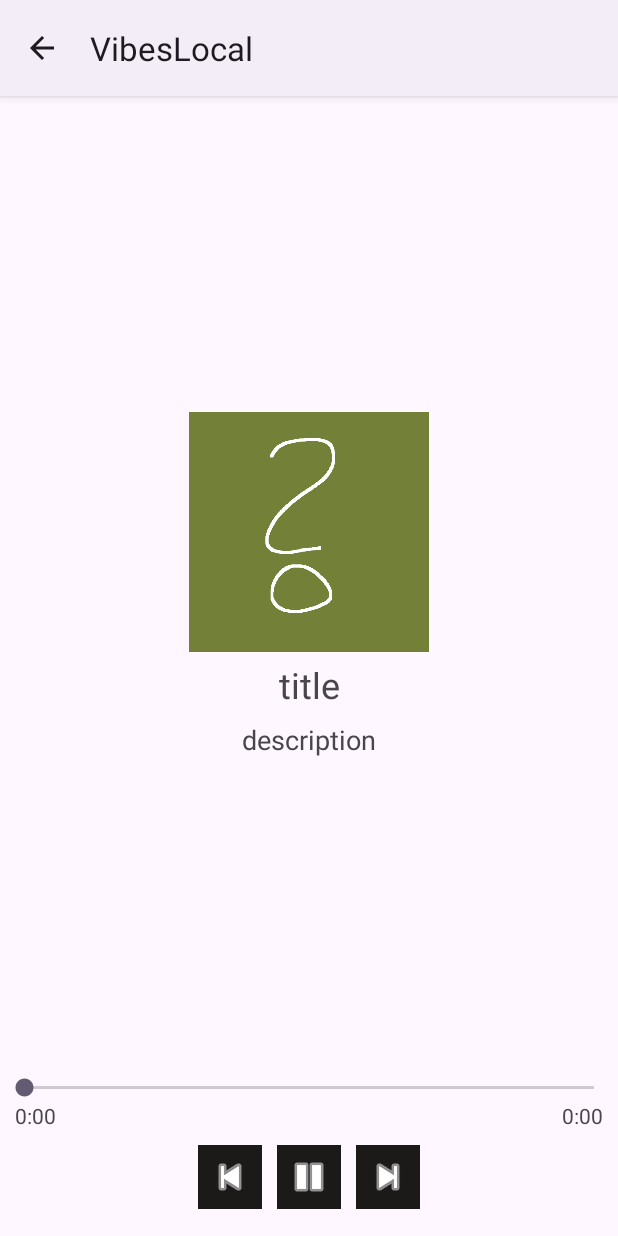
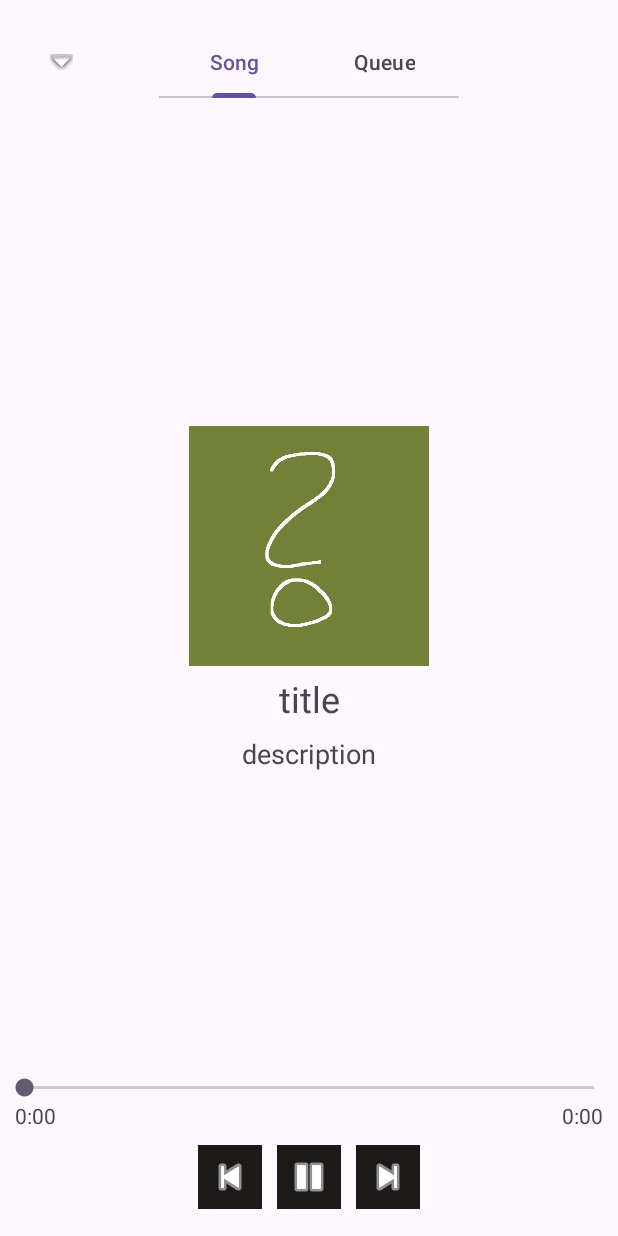
Before and after one commit to ksawio97/VibesLocal, an Android app: the PlaybackDetailsActivity screen opened directly, with no data from a screen before it, on a phone screen of 412 x 824 dp. Run offline under Robolectric (Android 15) with nearby library versions, the phone set to English and light mode, and no system bars; 13 statements that could not run were skipped.

Commit message:
Added toolbar into PlaybackDetailsActivity and ViewPager with CurrentSongActionsFragment and QueueInfoFragment

```diff
--- a/app/src/main/AndroidManifest.xml
+++ b/app/src/main/AndroidManifest.xml
@@ -1,6 +1,5 @@
 <?xml version="1.0" encoding="utf-8"?>
-<manifest xmlns:android="http://schemas.android.com/apk/res/android"
-    xmlns:tools="http://schemas.android.com/tools">
+<manifest xmlns:android="http://schemas.android.com/apk/res/android">
     <!-- Required only if your app needs to access audio files that other apps created. -->
     <uses-permission android:name="android.permission.READ_MEDIA_AUDIO" />
 
@@ -13,8 +12,7 @@
         android:label="@string/app_name"
         android:screenOrientation="portrait"
         android:supportsRtl="true"
-        android:theme="@style/Theme.App.Starting"
-        tools:targetApi="31">
+        android:theme="@style/Theme.App.Starting">
         <activity
             android:name=".activities.GroupedSongsActivity"
             android:parentActivityName=".activities.MainActivity"
--- a/app/src/main/java/com/example/vibeslocal/MainApplication.kt
+++ b/app/src/main/java/com/example/vibeslocal/MainApplication.kt
@@ -1,7 +1,6 @@
 package com.example.vibeslocal
 
 import android.app.Application
-import androidx.core.splashscreen.SplashScreen.Companion.installSplashScreen
 import com.example.vibeslocal.di.appModule
 import org.koin.android.ext.koin.androidContext
 import org.koin.android.ext.koin.androidLogger
--- a/app/src/main/java/com/example/vibeslocal/activities/MainActivity.kt
+++ b/app/src/main/java/com/example/vibeslocal/activities/MainActivity.kt
@@ -52,7 +52,7 @@ class MainActivity : AppCompatActivity() {
 
     override fun onDestroy() {
         super.onDestroy()
-
+        //clearing subscription
         currentPageViewModel.unsubscribe(currentPageChanges)
     }
 
--- a/app/src/main/java/com/example/vibeslocal/activities/PlaybackDetailsActivity.kt
+++ b/app/src/main/java/com/example/vibeslocal/activities/PlaybackDetailsActivity.kt
@@ -2,13 +2,63 @@ package com.example.vibeslocal.activities
 
 import android.os.Bundle
 import androidx.appcompat.app.AppCompatActivity
-import com.example.vibeslocal.R
+import androidx.fragment.app.Fragment
+import androidx.viewpager2.adapter.FragmentStateAdapter
+import com.example.vibeslocal.databinding.ActivityPlaybackDetailsBinding
+import com.example.vibeslocal.fragments.CurrentSongActionsFragment
+import com.example.vibeslocal.fragments.QueueInfoFragment
+import com.example.vibeslocal.viewmodels.CurrentPageViewModel
+import org.koin.androidx.viewmodel.ext.android.viewModel
 
-class PlaybackDetailsActivity : AppCompatActivity(R.layout.activity_playback_details) {
+class PlaybackDetailsActivity : AppCompatActivity() {
+    private val currentPageViewModel : CurrentPageViewModel by viewModel()
+    private lateinit var binding : ActivityPlaybackDetailsBinding
 
+    private lateinit var currentPageChanges: (Int) -> Unit
     override fun onCreate(savedInstanceState: Bundle?) {
         super.onCreate(savedInstanceState)
 
-        supportActionBar?.setDisplayHomeAsUpEnabled(true)
+        supportActionBar?.hide()
+        binding = ActivityPlaybackDetailsBinding.inflate(layoutInflater)
+        setContentView(binding.root)
+
+        settingUpCurrentPageFragmentsConnection()
+    }
+
+    override fun onDestroy() {
+        super.onDestroy()
+        //clearing subscription
+        currentPageViewModel.unsubscribe(currentPageChanges)
+    }
+
+    private fun settingUpCurrentPageFragmentsConnection() {
+        binding.optionsPager.adapter =
+            object : FragmentStateAdapter(supportFragmentManager, lifecycle) {
+                override fun getItemCount(): Int {
+                    return 2
+                }
+
+                override fun createFragment(position: Int): Fragment {
+                    return when (position) {
+                        0 -> CurrentSongActionsFragment()
+                        1 -> QueueInfoFragment()
+                        else -> {
+                            throw StackOverflowError("There shouldn't be more than 2 options!")
+                        }
+                    }
+                }
+            }
+
+        //#region setting up changing currentItem in optionsPager based on tab
+        binding.optionsPager.currentItem = currentPageViewModel.getCurrentItem()
+        currentPageChanges = {
+            if (binding.optionsPager.currentItem != it)
+                binding.optionsPager.currentItem = it
+        }
+        currentPageViewModel.subscribe(currentPageChanges)
+        //#endregion
+
+        //adding action to inform changing page in optionsPager
+        binding.optionsPager.registerOnPageChangeCallback(currentPageViewModel.onPageChangeCallback)
     }
 }
--- a/app/src/main/java/com/example/vibeslocal/di/appModule.kt
+++ b/app/src/main/java/com/example/vibeslocal/di/appModule.kt
@@ -5,6 +5,7 @@ import com.example.vibeslocal.managers.SongsQueueManager
 import com.example.vibeslocal.repositories.SongsRepository
 import com.example.vibeslocal.sources.SongsSource
 import com.example.vibeslocal.viewmodels.CurrentPageViewModel
+import com.example.vibeslocal.viewmodels.CurrentSongInfoViewModel
 import com.example.vibeslocal.viewmodels.CurrentSongItemViewModel
 import com.example.vibeslocal.viewmodels.GroupedSongsInfoViewModel
 import com.example.vibeslocal.viewmodels.MainViewModel
@@ -13,7 +14,6 @@ import com.example.vibeslocal.viewmodels.OptionsViewModel
 import com.example.vibeslocal.viewmodels.PlaybackControl2ViewModel
 import com.example.vibeslocal.viewmodels.PlaybackControlViewModel
 import com.example.vibeslocal.viewmodels.SongDurationSeekBarViewModel
-import com.example.vibeslocal.viewmodels.CurrentSongInfoViewModel
 import org.koin.androidx.viewmodel.dsl.viewModelOf
 import org.koin.core.module.dsl.singleOf
 import org.koin.dsl.module
--- /dev/null
+++ b/app/src/main/java/com/example/vibeslocal/fragments/CurrentSongActionsFragment.kt
@@ -0,0 +1,7 @@
+package com.example.vibeslocal.fragments
+
+import androidx.fragment.app.Fragment
+import com.example.vibeslocal.R
+
+class CurrentSongActionsFragment: Fragment(R.layout.fragment_current_song_actions) {
+}
--- a/app/src/main/java/com/example/vibeslocal/fragments/NavigationTabFragment.kt
+++ b/app/src/main/java/com/example/vibeslocal/fragments/NavigationTabFragment.kt
@@ -27,7 +27,7 @@ class NavigationTabFragment : Fragment(R.layout.fragment_navigation_tab) {
 
     override fun onDestroyView() {
         super.onDestroyView()
-
+        //clearing subscription
         currentPageViewModel.unsubscribe(currentPageChanges)
     }
 }
--- /dev/null
+++ b/app/src/main/java/com/example/vibeslocal/fragments/PlaybackDetailsToolbarFragment.kt
@@ -0,0 +1,49 @@
+package com.example.vibeslocal.fragments
+import android.os.Bundle
+import android.util.Log
+import android.view.View
+import androidx.fragment.app.Fragment
+import com.example.vibeslocal.R
+import com.example.vibeslocal.databinding.FragmentToolbarPlaybackDetailsBinding
+import com.example.vibeslocal.viewmodels.CurrentPageViewModel
+import org.koin.androidx.viewmodel.ext.android.activityViewModel
+
+class PlaybackDetailsToolbarFragment: Fragment(R.layout.fragment_toolbar_playback_details) {
+    private val currentPageViewModel: CurrentPageViewModel by activityViewModel()
+    private lateinit var binding: FragmentToolbarPlaybackDetailsBinding
+
+    private lateinit var currentPageChanges: (Int) -> Unit
+    override fun onViewCreated(view: View, savedInstanceState: Bundle?) {
+        super.onViewCreated(view, savedInstanceState)
+        binding = FragmentToolbarPlaybackDetailsBinding.bind(view)
+
+        binding.goBackButton.setOnClickListener {
+            Log.i(TAG, "goBackButton clicked")
+            activity?.finish()
+        }
+
+        settingUpTabLayout()
+    }
+
+    override fun onDestroyView() {
+        super.onDestroyView()
+        //clearing subscription
+        currentPageViewModel.unsubscribe(currentPageChanges)
+    }
+
+    private fun settingUpTabLayout() {
+        currentPageChanges = {
+            if (binding.tabLayout.selectedTabPosition != it) {
+                binding.tabLayout.selectTab(binding.tabLayout.getTabAt(it))
+                Log.i(TAG, "selectedTabPosition changed")
+            }
+        }
+
+        currentPageViewModel.subscribe(currentPageChanges)
+        binding.tabLayout.addOnTabSelectedListener(currentPageViewModel.onTabSelectedListener)
+    }
+
+    companion object {
+        const val TAG = "PlaybackDetailsToolbarFragment"
+    }
+}
--- /dev/null
+++ b/app/src/main/java/com/example/vibeslocal/fragments/QueueInfoFragment.kt
@@ -0,0 +1,7 @@
+package com.example.vibeslocal.fragments
+
+import androidx.fragment.app.Fragment
+import com.example.vibeslocal.R
+
+class QueueInfoFragment: Fragment(R.layout.fragment_queue_info)  {
+}
--- a/app/src/main/java/com/example/vibeslocal/services/IMyServiceConnection.kt
+++ /dev/null
@@ -1,7 +0,0 @@
-package com.example.vibeslocal.services
-
-//TODO use this to connect with services
-interface IMyServiceConnection<T> {
-    fun onServiceConnected(service: T)
-    fun onServiceDisconnected()
-}
--- a/app/src/main/java/com/example/vibeslocal/viewmodels/MainViewModel.kt
+++ b/app/src/main/java/com/example/vibeslocal/viewmodels/MainViewModel.kt
@@ -1,7 +1,5 @@
 package com.example.vibeslocal.viewmodels
 
-import android.os.Build
-import androidx.annotation.RequiresApi
 import androidx.lifecycle.ViewModel
 import androidx.lifecycle.viewModelScope
 import com.example.vibeslocal.repositories.SongsRepository
--- a/app/src/main/res/layout/activity_playback_details.xml
+++ b/app/src/main/res/layout/activity_playback_details.xml
@@ -8,35 +8,22 @@
     tools:context=".activities.PlaybackDetailsActivity">
 
     <androidx.fragment.app.FragmentContainerView
-        android:id="@+id/current_song_info_fragment"
-        android:name="com.example.vibeslocal.fragments.CurrentSongInfoFragment"
-        android:layout_width="wrap_content"
+        android:id="@+id/options_toolbar"
+        android:name="com.example.vibeslocal.fragments.PlaybackDetailsToolbarFragment"
+        android:layout_width="0dp"
         android:layout_height="wrap_content"
-        app:layout_constraintBottom_toTopOf="@+id/fragmentContainerView2"
         app:layout_constraintEnd_toEndOf="parent"
         app:layout_constraintStart_toStartOf="parent"
         app:layout_constraintTop_toTopOf="parent"
-        tools:layout="@layout/fragment_current_song_info" />
+        tools:layout="@layout/fragment_toolbar_playback_details" />
 
-    <androidx.fragment.app.FragmentContainerView
-        android:id="@+id/playback_actions_fragment"
-        android:name="com.example.vibeslocal.fragments.PlaybackControl2Fragment"
-        android:layout_width="wrap_content"
-        android:layout_height="wrap_content"
-        android:layout_marginBottom="8dp"
+    <androidx.viewpager2.widget.ViewPager2
+        android:id="@+id/options_pager"
+        android:layout_width="0dp"
+        android:layout_height="0dp"
         app:layout_constraintBottom_toBottomOf="parent"
         app:layout_constraintEnd_toEndOf="parent"
         app:layout_constraintStart_toStartOf="parent"
-        tools:layout="@layout/fragment_playback_control_2" />
-
-    <androidx.fragment.app.FragmentContainerView
-        android:id="@+id/fragmentContainerView2"
-        android:name="com.example.vibeslocal.fragments.SongDurationSeekBarFragment"
-        android:layout_width="0dp"
-        android:layout_height="wrap_content"
-        app:layout_constraintBottom_toTopOf="@+id/playback_actions_fragment"
-        app:layout_constraintEnd_toEndOf="parent"
-        app:layout_constraintStart_toStartOf="parent"
-        tools:layout="@layout/fragment_song_duration_seek_bar" />
+        app:layout_constraintTop_toBottomOf="@+id/options_toolbar" />
 
 </androidx.constraintlayout.widget.ConstraintLayout>
--- /dev/null
+++ b/app/src/main/res/layout/fragment_current_song_actions.xml
@@ -0,0 +1,40 @@
+<?xml version="1.0" encoding="utf-8"?>
+<androidx.constraintlayout.widget.ConstraintLayout xmlns:android="http://schemas.android.com/apk/res/android"
+    android:layout_width="match_parent"
+    android:layout_height="match_parent"
+    xmlns:app="http://schemas.android.com/apk/res-auto"
+    xmlns:tools="http://schemas.android.com/tools"
+    tools:context=".fragments.CurrentSongActionsFragment">
+
+    <androidx.fragment.app.FragmentContainerView
+        android:id="@+id/current_song_info_fragment"
+        android:name="com.example.vibeslocal.fragments.CurrentSongInfoFragment"
+        android:layout_width="wrap_content"
+        android:layout_height="wrap_content"
+        app:layout_constraintBottom_toTopOf="@+id/fragmentContainerView2"
+        app:layout_constraintEnd_toEndOf="parent"
+        app:layout_constraintStart_toStartOf="parent"
+        app:layout_constraintTop_toTopOf="parent"
+        tools:layout="@layout/fragment_current_song_info" />
+
+    <androidx.fragment.app.FragmentContainerView
+        android:id="@+id/playback_actions_fragment"
+        android:name="com.example.vibeslocal.fragments.PlaybackControl2Fragment"
+        android:layout_width="wrap_content"
+        android:layout_height="wrap_content"
+        android:layout_marginBottom="8dp"
+        app:layout_constraintBottom_toBottomOf="parent"
+        app:layout_constraintEnd_toEndOf="parent"
+        app:layout_constraintStart_toStartOf="parent"
+        tools:layout="@layout/fragment_playback_control_2" />
+
+    <androidx.fragment.app.FragmentContainerView
+        android:id="@+id/fragmentContainerView2"
+        android:name="com.example.vibeslocal.fragments.SongDurationSeekBarFragment"
+        android:layout_width="0dp"
+        android:layout_height="wrap_content"
+        app:layout_constraintBottom_toTopOf="@+id/playback_actions_fragment"
+        app:layout_constraintEnd_toEndOf="parent"
+        app:layout_constraintStart_toStartOf="parent"
+        tools:layout="@layout/fragment_song_duration_seek_bar" />
+</androidx.constraintlayout.widget.ConstraintLayout>
--- a/app/src/main/res/layout/fragment_playback_control_2.xml
+++ b/app/src/main/res/layout/fragment_playback_control_2.xml
@@ -18,7 +18,7 @@
         android:layout_marginEnd="10dp"
         android:adjustViewBounds="false"
         android:background="@color/black"
-        android:contentDescription="previous"
+        android:contentDescription="@string/previous"
         android:cropToPadding="false"
         android:src="@android:drawable/ic_media_previous"
         app:layout_constraintEnd_toStartOf="@+id/pause_song_button"
@@ -29,7 +29,7 @@
         style="@style/SongDetailsButton"
         android:layout_width="wrap_content"
         android:layout_height="wrap_content"
-        android:contentDescription="next"
+        android:contentDescription="@string/pause_song_button"
         android:src="@android:drawable/ic_media_pause"
         app:layout_constraintEnd_toEndOf="parent"
         app:layout_constraintStart_toStartOf="parent"
@@ -41,7 +41,7 @@
         android:layout_width="wrap_content"
         android:layout_height="wrap_content"
         android:layout_marginStart="10dp"
-        android:contentDescription="next"
+        android:contentDescription="@string/next"
         android:src="@android:drawable/ic_media_next"
         app:layout_constraintStart_toEndOf="@+id/pause_song_button"
         app:layout_constraintTop_toTopOf="parent" />
--- /dev/null
+++ b/app/src/main/res/layout/fragment_queue_info.xml
@@ -0,0 +1,8 @@
+<?xml version="1.0" encoding="utf-8"?>
+<androidx.constraintlayout.widget.ConstraintLayout xmlns:android="http://schemas.android.com/apk/res/android"
+    android:layout_width="match_parent"
+    android:layout_height="match_parent"
+    xmlns:tools="http://schemas.android.com/tools"
+    tools:context=".fragments.QueueInfoFragment">
+
+</androidx.constraintlayout.widget.ConstraintLayout>
--- a/app/src/main/res/layout/fragment_song_duration_seek_bar.xml
+++ b/app/src/main/res/layout/fragment_song_duration_seek_bar.xml
@@ -19,6 +19,7 @@
         android:layout_width="0dp"
         android:layout_height="wrap_content"
         android:paddingStart="10dp"
+        android:paddingEnd="0dp"
         android:text="@string/base_time"
         app:layout_constraintStart_toStartOf="parent"
         app:layout_constraintTop_toBottomOf="@+id/seekBar" />
@@ -27,6 +28,7 @@
         android:id="@+id/max_progress_info"
         android:layout_width="0dp"
         android:layout_height="wrap_content"
+        android:paddingStart="0dp"
         android:paddingEnd="10dp"
         android:text="@string/base_time"
         app:layout_constraintEnd_toEndOf="parent"
--- /dev/null
+++ b/app/src/main/res/layout/fragment_toolbar_playback_details.xml
@@ -0,0 +1,46 @@
+<?xml version="1.0" encoding="utf-8"?>
+<androidx.constraintlayout.widget.ConstraintLayout xmlns:android="http://schemas.android.com/apk/res/android"
+    xmlns:app="http://schemas.android.com/apk/res-auto"
+    android:layout_width="match_parent"
+    android:layout_height="wrap_content"
+    xmlns:tools="http://schemas.android.com/tools"
+    tools:context=".fragments.PlaybackDetailsToolbarFragment">
+
+
+    <ImageButton
+        android:id="@+id/go_back_button"
+        android:layout_width="50dp"
+        android:layout_height="50dp"
+        android:layout_marginStart="16dp"
+        android:layout_marginTop="16dp"
+        android:layout_marginBottom="16dp"
+        android:background="@android:color/transparent"
+        android:contentDescription="@string/go_back_button"
+        android:cropToPadding="false"
+        android:src="@android:drawable/arrow_down_float"
+        app:layout_constraintBottom_toBottomOf="parent"
+        app:layout_constraintStart_toStartOf="parent"
+        app:layout_constraintTop_toTopOf="parent" />
+
+    <com.google.android.material.tabs.TabLayout
+        android:id="@+id/tab_layout"
+        android:layout_width="200dp"
+        android:layout_height="wrap_content"
+        app:layout_constraintBottom_toBottomOf="parent"
+        app:layout_constraintEnd_toEndOf="parent"
+        app:layout_constraintStart_toStartOf="parent"
+        app:layout_constraintTop_toTopOf="parent"
+        app:tabIndicatorFullWidth="false">
+
+        <com.google.android.material.tabs.TabItem
+            android:layout_width="wrap_content"
+            android:layout_height="wrap_content"
+            android:text="@string/song_option" />
+
+        <com.google.android.material.tabs.TabItem
+            android:layout_width="wrap_content"
+            android:layout_height="wrap_content"
+            android:text="@string/queue_option" />
+    </com.google.android.material.tabs.TabLayout>
+
+</androidx.constraintlayout.widget.ConstraintLayout>
--- a/app/src/main/res/layout/song_item.xml
+++ b/app/src/main/res/layout/song_item.xml
@@ -10,6 +10,7 @@
         android:layout_width="0dp"
         android:layout_height="wrap_content"
         android:adjustViewBounds="true"
+        android:contentDescription="@string/song_thumbnail"
         app:layout_constraintStart_toStartOf="parent"
         app:layout_constraintTop_toTopOf="parent" />
 
--- a/app/src/main/res/values/strings.xml
+++ b/app/src/main/res/values/strings.xml
@@ -13,4 +13,11 @@
     <string name="title">title</string>
     <string name="description">description</string>
     <string name="thumnail_description">Thumbnail image</string>
+    <string name="song_option">Song</string>
+    <string name="queue_option">Queue</string>
+    <string name="go_back_button">Go back button</string>
+    <string name="song_thumbnail">Song thumbnail</string>
+    <string name="previous">Play previous</string>
+    <string name="next">Play next</string>
+    <string name="pause_song_button">Pause song button</string>
 </resources>
--- a/app/src/main/res/values/themes.xml
+++ b/app/src/main/res/values/themes.xml
@@ -1,4 +1,4 @@
-<resources xmlns:tools="http://schemas.android.com/tools">
+<resources>
     <!-- Base application theme. -->
     <style name="Base.Theme.VibesLocal" parent="Theme.Material3.DayNight">
         <!-- Customize your light theme here. -->
```
